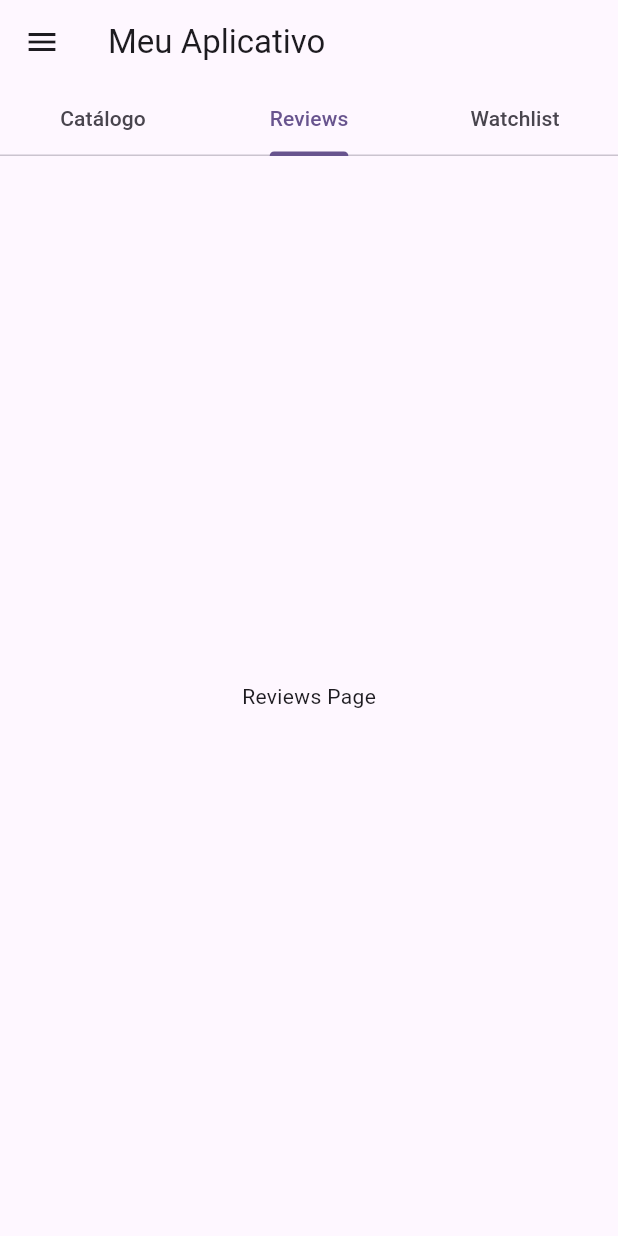
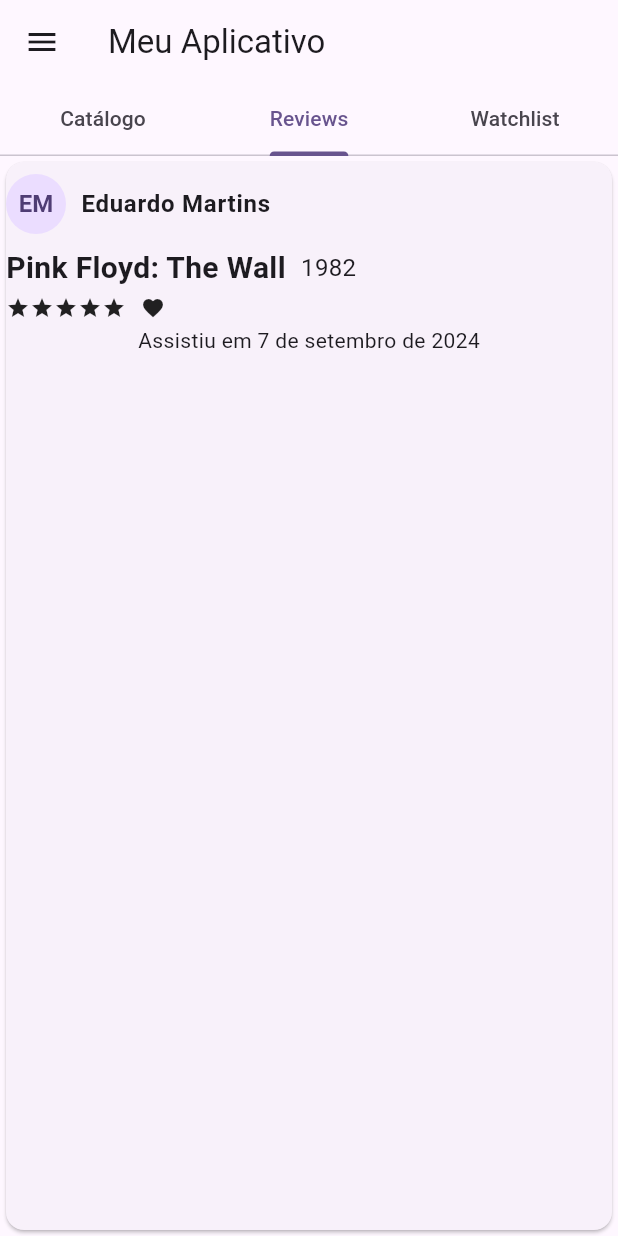
Before and after one commit to b1zz1/movie-watchlist-app, a Flutter app: the screen it shows after launch, tab 2 chosen, on a phone screen of 412 x 824 dp. Run offline on Flutter 3.47's test engine with Material 3 defaults, Android fonts, the phone set to English and light mode, and no system bars.

Commit message:
WIP
Review cards

```diff
--- /dev/null
+++ b/assets/mock/movies.json
@@ -0,0 +1,16 @@
+{
+  "movies": [
+    {
+      "id": 1,
+      "name": "Mock",
+      "description": "This movie is just a test",
+      "release": "YYYY-MM-DD",
+      "length": 120,
+      "director": "Mock",
+      "score": 4.5,
+      "trailer_url": "https://www.google.com",
+      "watched_by": 69,
+      "reviews": 24
+    }
+  ]
+}
--- /dev/null
+++ b/lib/components/review.dart
@@ -0,0 +1,50 @@
+import 'package:flutter/material.dart';
+// Components
+import 'package:movie_watchlist_app/components/starRating.dart';
+
+class Review extends StatelessWidget {
+  const Review({super.key});
+
+  @override
+  Widget build(BuildContext context) {
+    return Card(
+      child: Column(
+        children:<Widget>[
+          const ListTile(
+            leading: CircleAvatar(
+                child: Text('EM', style: TextStyle(fontWeight: FontWeight.bold))
+            ),
+            title: Text('Eduardo Martins', style: TextStyle(
+                fontSize: 16,
+                fontWeight: FontWeight.bold
+            )),
+            contentPadding: EdgeInsets.zero,
+            horizontalTitleGap: 10.0,
+            minVerticalPadding: 0.0,
+          ),
+          const Row(
+            children:<Widget>[
+              Text('Pink Floyd: The Wall', style: TextStyle(
+                  fontSize: 20,
+                  fontWeight: FontWeight.bold
+              )),
+              SizedBox(width: 10.0), // Gap
+              Text('1982', style: TextStyle(fontSize: 16))
+            ],
+          ),
+          SizedBox(height: 4.0),
+          Row(
+            children: <Widget>[
+              StarRating(rating: 5.0),
+              SizedBox(width: 10.0), // Gap
+              Icon(Icons.favorite, size: 16)
+            ],
+          ),
+          SizedBox(height: 4.0),
+          Text('Assistiu em 7 de setembro de 2024'),
+          // Text('Lorem ipsum dolor sit amet, consectetur adipiscing elit. Nam mollis malesuada tempus. Nulla vehicula hendrerit feugiat. Pellentesque et imperdiet arcu, sed sollicitudin lorem. Phasellus ac scelerisque dui. Quisque id pellentesque nisl. Suspendisse eros leo, pretium eu pellentesque ut, rhoncus vel enim. Suspendisse eu enim quis arcu ultricies bibendum vitae in arcu. Proin iaculis, velit non sagittis semper, lorem urna efficitur arcu, non placerat diam diam et ex. Ut lacinia est quis faucibus volutpat. Nunc pellentesque neque vitae tortor dapibus, quis suscipit mauris pretium. Nam at dapibus libero. Cras nec massa in velit maximus blandit. Ut consectetur semper magna sit amet aliquet. Nulla vel bibendum magna, vel mattis elit. Ut fringilla eros id imperdiet dapibus. Nam congue tortor in justo hendrerit, ac consectetur nisl tempus.')
+        ],
+      )
+    );
+  }
+}
--- a/lib/components/sideBar.dart
+++ b/lib/components/sideBar.dart
@@ -13,7 +13,7 @@ class SideBar extends StatelessWidget {
               const DrawerHeader(
                   child: Row(
                     children:[
-                      ImageIcon()
+                      ImageIcon(AssetImage('assets/images/avatars/3d_avatar_24.jpg')),
                       Text('Header barra lateral'),
                     ]
                   )
--- /dev/null
+++ b/lib/components/starRating.dart
@@ -0,0 +1,40 @@
+import 'package:flutter/material.dart';
+
+class StarRating extends StatelessWidget {
+  final int starCount;
+  final double rating;
+  final double iconSize = 16;
+
+  StarRating({super.key, this.starCount = 5, this.rating = .0});
+
+  Widget buildStar(BuildContext context, int index) {
+    Icon icon;
+    if (index >= rating) {
+      icon = Icon(
+          Icons.star_border,
+          size: iconSize
+
+      );
+    }
+    else if (index > rating - 1 && index < rating) {
+      icon = Icon(
+          Icons.star_half,
+          size: iconSize
+      );
+    } else {
+      icon = Icon(
+          Icons.star,
+          size: iconSize
+      );
+    }
+    return InkResponse(
+      onTap: () {},
+      child: icon,
+    );
+  }
+
+  @override
+  Widget build(BuildContext context) {
+    return Row(children: List.generate(starCount, (index) => buildStar(context, index)));
+  }
+}
--- a/lib/screens/movie/reviews.dart
+++ b/lib/screens/movie/reviews.dart
@@ -1,4 +1,6 @@
 import 'package:flutter/material.dart';
+// Components
+import 'package:movie_watchlist_app/components/review.dart';
 
 class Reviews extends StatelessWidget {
   const Reviews ({super.key});
@@ -7,7 +9,7 @@ class Reviews extends StatelessWidget {
   Widget build(BuildContext context) {
 
     return Center(
-        child: Text('Reviews Page')
+        child: Review()
     );
   }
 }
```
